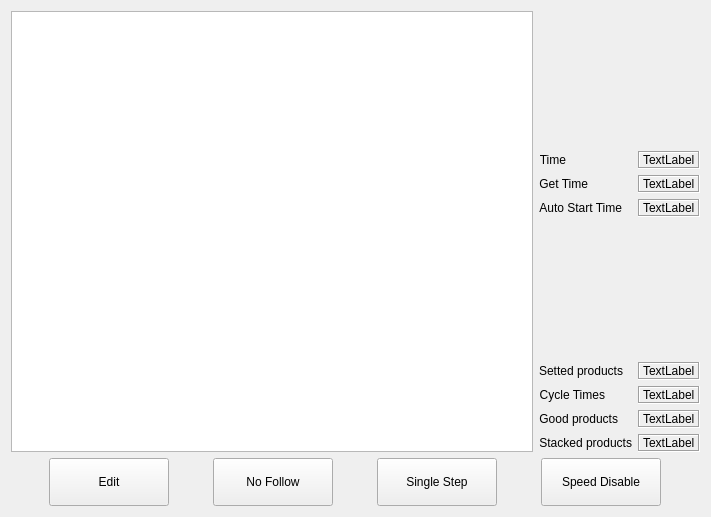
First picture: the form in hcinstruction/ichcprogrammonitorframe.ui, repository GaussCheng/2-5AxisPunch, before the edit.
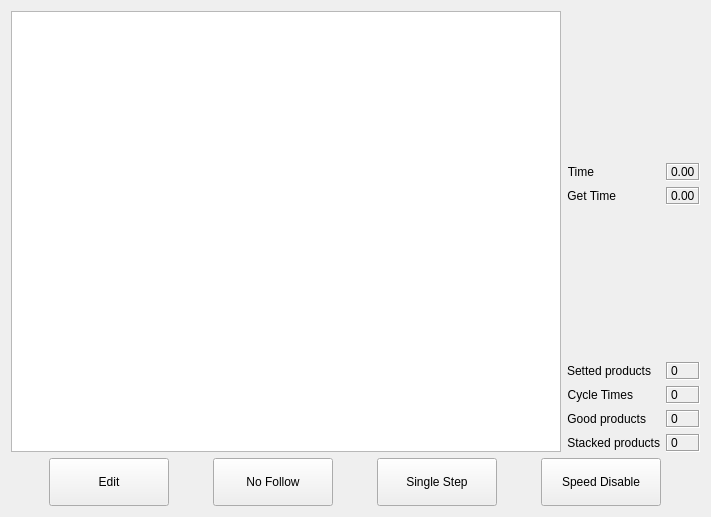
Second picture: the form after the edit. Icons and pictures are not drawn.

```diff
--- a/hcinstruction/ichcprogrammonitorframe.ui
+++ b/hcinstruction/ichcprogrammonitorframe.ui
@@ -87,11 +87,34 @@
           <enum>QFrame::Sunken</enum>
          </property>
          <property name="text">
-          <string>TextLabel</string>
+          <string>0.00</string>
          </property>
         </widget>
        </item>
-       <item row="4" column="1">
+       <item row="2" column="0">
+        <widget class="QLabel" name="label_4">
+         <property name="text">
+          <string>Get Time</string>
+         </property>
+         <property name="alignment">
+          <set>Qt::AlignRight|Qt::AlignTrailing|Qt::AlignVCenter</set>
+         </property>
+        </widget>
+       </item>
+       <item row="2" column="1">
+        <widget class="QLabel" name="getTime">
+         <property name="frameShape">
+          <enum>QFrame::Box</enum>
+         </property>
+         <property name="frameShadow">
+          <enum>QFrame::Sunken</enum>
+         </property>
+         <property name="text">
+          <string>0.00</string>
+         </property>
+        </widget>
+       </item>
+       <item row="3" column="1">
         <spacer name="verticalSpacer_2">
          <property name="orientation">
           <enum>Qt::Vertical</enum>
@@ -104,7 +127,7 @@
          </property>
         </spacer>
        </item>
-       <item row="5" column="0">
+       <item row="4" column="0">
         <widget class="QLabel" name="label_3">
          <property name="text">
           <string>Setted products</string>
@@ -114,7 +137,7 @@
          </property>
         </widget>
        </item>
-       <item row="5" column="1">
+       <item row="4" column="1">
         <widget class="QLabel" name="settedProductsLabel">
          <property name="frameShape">
           <enum>QFrame::Box</enum>
@@ -123,80 +146,11 @@
           <enum>QFrame::Sunken</enum>
          </property>
          <property name="text">
-          <string>TextLabel</string>
+          <string>0</string>
          </property>
         </widget>
        </item>
-       <item row="2" column="1">
-        <widget class="QLabel" name="getTime">
-         <property name="frameShape">
-          <enum>QFrame::Box</enum>
-         </property>
-         <property name="frameShadow">
-          <enum>QFrame::Sunken</enum>
-         </property>
-         <property name="text">
-          <string>TextLabel</string>
-         </property>
-        </widget>
-       </item>
-       <item row="2" column="0">
-        <widget class="QLabel" name="label_4">
-         <property name="text">
-          <string>Get Time</string>
-         </property>
-         <property name="alignment">
-          <set>Qt::AlignRight|Qt::AlignTrailing|Qt::AlignVCenter</set>
-         </property>
-        </widget>
-       </item>
-       <item row="3" column="1">
-        <widget class="QLabel" name="autoStartTime">
-         <property name="frameShape">
-          <enum>QFrame::Box</enum>
-         </property>
-         <property name="frameShadow">
-          <enum>QFrame::Sunken</enum>
-         </property>
-         <property name="text">
-          <string>TextLabel</string>
-         </property>
-        </widget>
-       </item>
-       <item row="3" column="0">
-        <widget class="QLabel" name="label_5">
-         <property name="text">
-          <string>Auto Start Time</string>
-         </property>
-         <property name="alignment">
-          <set>Qt::AlignRight|Qt::AlignTrailing|Qt::AlignVCenter</set>
-         </property>
-        </widget>
-       </item>
-       <item row="7" column="0">
-        <widget class="QLabel" name="label_6">
-         <property name="text">
-          <string>Good products</string>
-         </property>
-         <property name="alignment">
-          <set>Qt::AlignRight|Qt::AlignTrailing|Qt::AlignVCenter</set>
-         </property>
-        </widget>
-       </item>
-       <item row="7" column="1">
-        <widget class="QLabel" name="goodProducts">
-         <property name="frameShape">
-          <enum>QFrame::Box</enum>
-         </property>
-         <property name="frameShadow">
-          <enum>QFrame::Sunken</enum>
-         </property>
-         <property name="text">
-          <string>TextLabel</string>
-         </property>
-        </widget>
-       </item>
-       <item row="6" column="0">
+       <item row="5" column="0">
         <widget class="QLabel" name="label_7">
          <property name="text">
           <string>Cycle Times</string>
@@ -206,7 +160,7 @@
          </property>
         </widget>
        </item>
-       <item row="6" column="1">
+       <item row="5" column="1">
         <widget class="QLabel" name="cycleTimes">
          <property name="frameShape">
           <enum>QFrame::Box</enum>
@@ -215,11 +169,34 @@
           <enum>QFrame::Sunken</enum>
          </property>
          <property name="text">
-          <string>TextLabel</string>
+          <string>0</string>
          </property>
         </widget>
        </item>
-       <item row="8" column="0">
+       <item row="6" column="0">
+        <widget class="QLabel" name="label_6">
+         <property name="text">
+          <string>Good products</string>
+         </property>
+         <property name="alignment">
+          <set>Qt::AlignRight|Qt::AlignTrailing|Qt::AlignVCenter</set>
+         </property>
+        </widget>
+       </item>
+       <item row="6" column="1">
+        <widget class="QLabel" name="goodProducts">
+         <property name="frameShape">
+          <enum>QFrame::Box</enum>
+         </property>
+         <property name="frameShadow">
+          <enum>QFrame::Sunken</enum>
+         </property>
+         <property name="text">
+          <string>0</string>
+         </property>
+        </widget>
+       </item>
+       <item row="7" column="0">
         <widget class="QLabel" name="label_8">
          <property name="text">
           <string>Stacked products</string>
@@ -229,7 +206,7 @@
          </property>
         </widget>
        </item>
-       <item row="8" column="1">
+       <item row="7" column="1">
         <widget class="QLabel" name="stackedProducts">
          <property name="frameShape">
           <enum>QFrame::Box</enum>
@@ -238,7 +215,7 @@
           <enum>QFrame::Sunken</enum>
          </property>
          <property name="text">
-          <string>TextLabel</string>
+          <string>0</string>
          </property>
         </widget>
        </item>
```
Left out of the diff: 1 changed line with no effect on the pictures.
